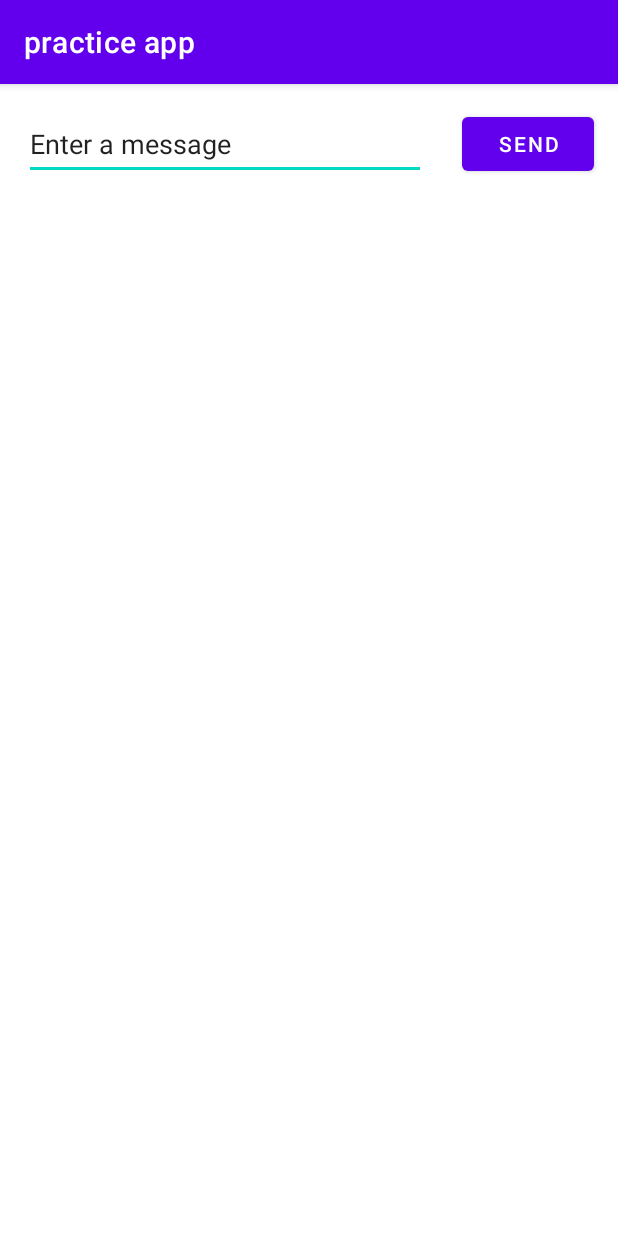
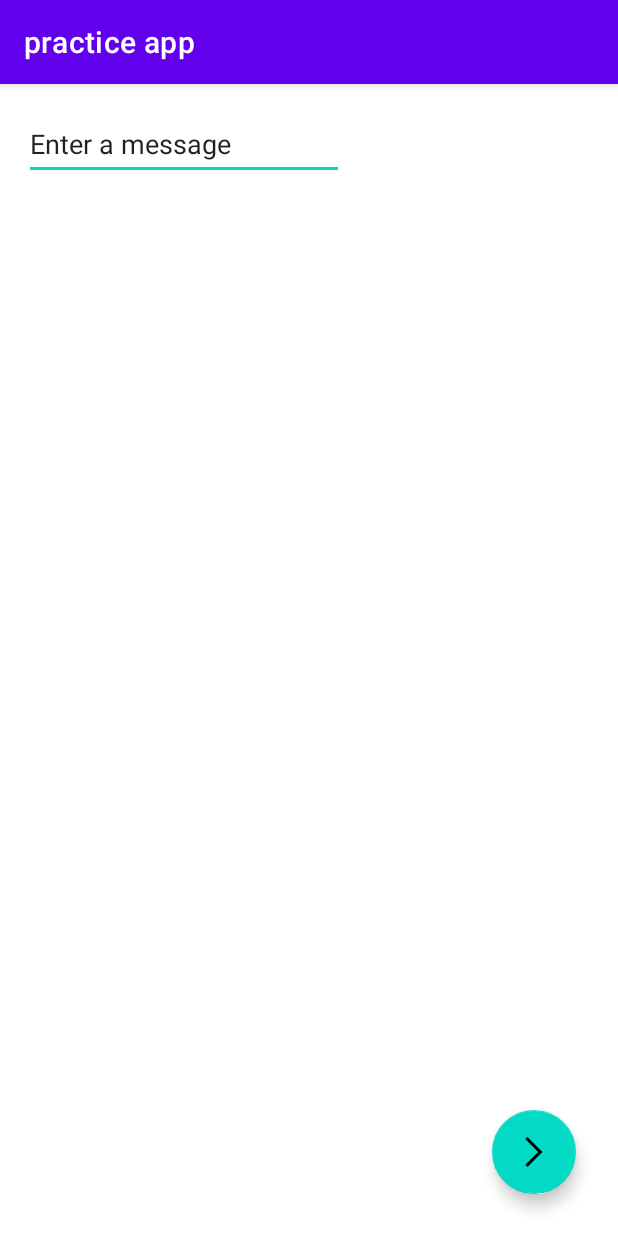
Before and after one commit to Am271/app-dev-prac, an Android app: the screen it shows after launch (MainActivity), on a phone screen of 412 x 824 dp. Run offline under Robolectric (Android 15) with nearby library versions, the phone set to English and light mode, and no system bars.

Commit message:
Added floating action button

```diff
--- a/app/src/main/java/com/example/practiceapp/MainActivity.java
+++ b/app/src/main/java/com/example/practiceapp/MainActivity.java
@@ -2,10 +2,13 @@ package com.example.practiceapp;
 
 import androidx.appcompat.app.AppCompatActivity;
 
+import android.content.Context;
 import android.content.Intent;
 import android.os.Bundle;
 import android.view.View;
 import android.widget.EditText;
+
+import com.google.android.material.floatingactionbutton.FloatingActionButton;
 
 public class MainActivity extends AppCompatActivity {
     // A constant to use as a key for Intents
@@ -15,9 +18,16 @@ public class MainActivity extends AppCompatActivity {
     protected void onCreate(Bundle savedInstanceState) {
         super.onCreate(savedInstanceState);
         setContentView(R.layout.activity_main);
+        FloatingActionButton fab = findViewById(R.id.floatingActionButton);
+        fab.setOnClickListener(new View.OnClickListener() {
+            @Override
+            public void onClick(View view) {
+                sendMessage(getApplicationContext());
+            }
+        });
     }
 
-    public void sendMessage(View view) {
+    public void sendMessage(Context view) {
 //         creating a new Intent, the current context and the activity to which the intent is supplied
 //         are taken as parameters
         Intent intent = new Intent(this, DisplayMessageActivity.class);
--- /dev/null
+++ b/app/src/main/res/drawable/ic_arrow_forward_ios_48px.xml
@@ -0,0 +1,10 @@
+<vector xmlns:android="http://schemas.android.com/apk/res/android"
+    android:width="48dp"
+    android:height="48dp"
+    android:viewportWidth="48"
+    android:viewportHeight="48"
+    android:tint="?attr/colorControlNormal">
+  <path
+      android:fillColor="@android:color/white"
+      android:pathData="M15.2,43.9 L12.4,41.05 29.55,23.9 12.4,6.75 15.2,3.9 35.2,23.9Z"/>
+</vector>
--- a/app/src/main/res/layout/activity_main.xml
+++ b/app/src/main/res/layout/activity_main.xml
@@ -16,22 +16,19 @@
         android:inputType="textPersonName"
         android:minHeight="48dp"
         android:text="@string/edit_message"
-        app:layout_constraintEnd_toStartOf="@+id/button"
-        app:layout_constraintHorizontal_bias="0.5"
         app:layout_constraintStart_toStartOf="parent"
         app:layout_constraintTop_toTopOf="parent" />
 
-    <Button
-        android:id="@+id/button"
+    <com.google.android.material.floatingactionbutton.FloatingActionButton
+        android:id="@+id/floatingActionButton"
         android:layout_width="wrap_content"
         android:layout_height="wrap_content"
-        android:layout_marginStart="24dp"
-        android:layout_marginTop="16dp"
-        android:layout_marginEnd="16dp"
-        android:onClick="sendMessage"
-        android:text="@string/button_send"
+        android:layout_marginEnd="28dp"
+        android:layout_marginBottom="28dp"
+        android:clickable="true"
+        app:layout_constraintBottom_toBottomOf="parent"
         app:layout_constraintEnd_toEndOf="parent"
-        app:layout_constraintHorizontal_bias="0.5"
-        app:layout_constraintStart_toEndOf="@+id/editTextTextPersonName"
-        app:layout_constraintTop_toTopOf="parent" />
+        app:srcCompat="@drawable/ic_arrow_forward_ios_48px"
+        tools:ignore="SpeakableTextPresentCheck" />
+
 </androidx.constraintlayout.widget.ConstraintLayout>
```
